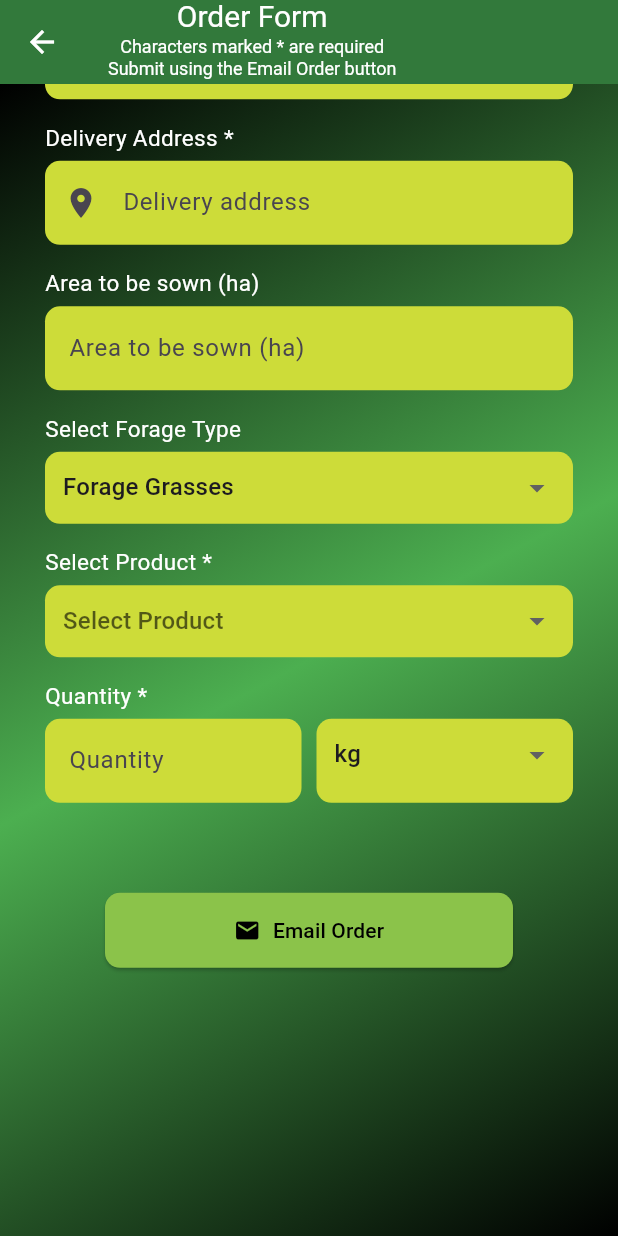
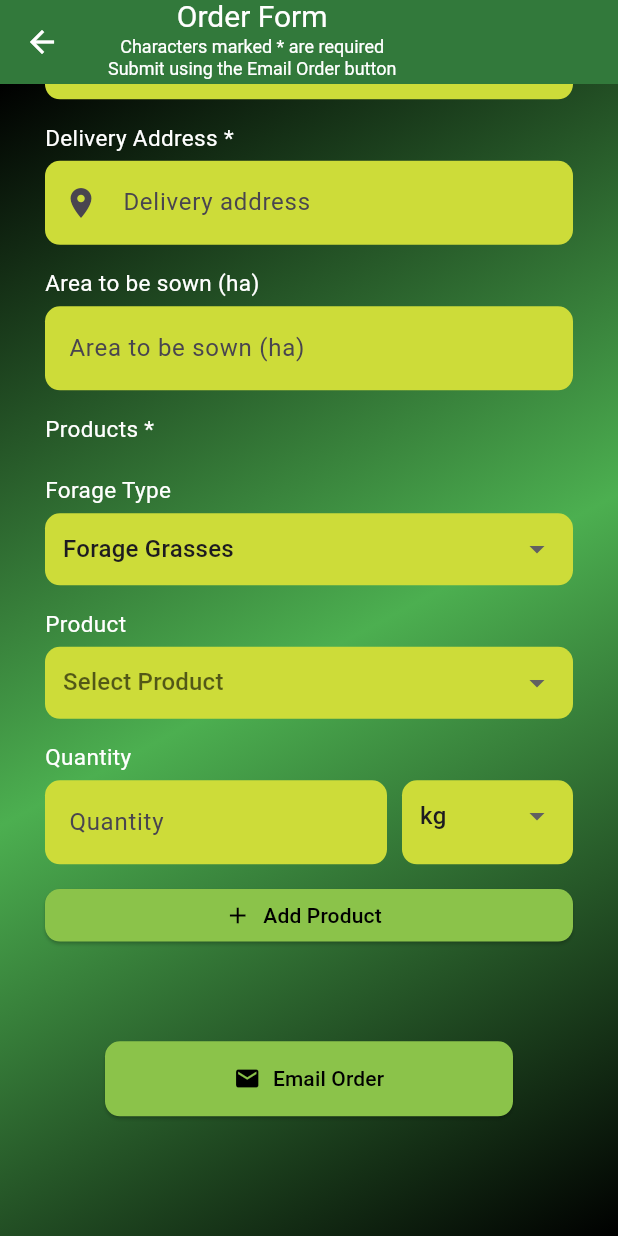
Before and after one commit to NickCameron53/south_african_cropmark, a Flutter app: the screen it shows after launch, item 4 of the bottom bar chosen, scrolled down 576 dp, on a phone screen of 412 x 824 dp. Run offline on Flutter 3.47's test engine with Material 3 defaults, Android fonts, the light colour scheme and no system bars; our stand-ins replace flutter_map, flutter_swiper_view, font_awesome_flutter, latlong2, location, material_design_icons_flutter; missing offline and left inert: flutter_email_sender.

Commit message:
update to order form

```diff
--- a/lib/orders/orderform.dart
+++ b/lib/orders/orderform.dart
@@ -20,6 +20,20 @@ class MyApp extends StatelessWidget {
   }
 }
 
+class ProductItem {
+  String forageType;
+  String product;
+  String quantity;
+  String unit;
+
+  ProductItem({
+    required this.forageType,
+    required this.product,
+    required this.quantity,
+    required this.unit,
+  });
+}
+
 class OrderForm extends StatefulWidget {
   @override
   _OrderFormState createState() => _OrderFormState();
@@ -32,14 +46,15 @@ class _OrderFormState extends State<OrderForm> {
   final firstname = TextEditingController();
   final secondname = TextEditingController();
   final phonenum = TextEditingController();
-  final amount = TextEditingController();
   final deliveryaddress = TextEditingController();
   final areasown = TextEditingController();
   final emailController = TextEditingController();
 
-  String unit = 'kg';
+  List<ProductItem> products = [];
   String _selectedForageType = 'Forage Grasses';
   String _selectedProduct = '';
+  final _quantityController = TextEditingController();
+  String _selectedUnit = 'kg';
 
   List<String> _forageTypes = [
     'Forage Grasses',
@@ -90,7 +105,7 @@ class _OrderFormState extends State<OrderForm> {
       'Kokomo',
     ],
     'Other': [
-      '',
+      'Other Product',
     ],
   };
 
@@ -103,13 +118,46 @@ class _OrderFormState extends State<OrderForm> {
     }).toList();
   }
 
-  List<DropdownMenuItem<String>> _buildProductItems() {
-    return _products[_selectedForageType]!.map((product) {
+  List<DropdownMenuItem<String>> _buildProductItems(String forageType) {
+    return _products[forageType]!.map((product) {
       return DropdownMenuItem(
         value: product,
         child: Text(product),
       );
     }).toList();
+  }
+
+  void _addProduct() {
+    if (_selectedProduct.isEmpty || _quantityController.text.isEmpty) {
+      ScaffoldMessenger.of(context).showSnackBar(
+        SnackBar(
+          content: Text('Please select a product and enter quantity'),
+          backgroundColor: Colors.red,
+          duration: Duration(seconds: 3),
+        ),
+      );
+      return;
+    }
+
+    setState(() {
+      products.add(ProductItem(
+        forageType: _selectedForageType,
+        product: _selectedProduct,
+        quantity: _quantityController.text,
+        unit: _selectedUnit,
+      ));
+
+      // Reset form for next product
+      _selectedProduct = '';
+      _quantityController.clear();
+      _selectedUnit = 'kg';
+    });
+  }
+
+  void _removeProduct(int index) {
+    setState(() {
+      products.removeAt(index);
+    });
   }
 
   void _showValidationError(String fieldName) {
@@ -145,12 +193,8 @@ class _OrderFormState extends State<OrderForm> {
       _showValidationError('Delivery Address');
       return false;
     }
-    if (_selectedProduct.isEmpty) {
-      _showValidationError('Product');
-      return false;
-    }
-    if (amount.text.isEmpty) {
-      _showValidationError('Quantity');
+    if (products.isEmpty) {
+      _showValidationError('At least one product');
       return false;
     }
     return true;
@@ -167,10 +211,14 @@ class _OrderFormState extends State<OrderForm> {
     var _phonenum = phonenum.text;
     var _deliveryaddress = deliveryaddress.text;
     var _areasown = areasown.text;
-    var _product = _selectedProduct;
-    var _amount = amount.text;
-    var _unit = unit;
     var _emailText = emailController.text;
+
+    // Build products list
+    String productsList = '';
+    for (int i = 0; i < products.length; i++) {
+      var product = products[i];
+      productsList += 'Product ${i + 1}: ${product.product} - ${product.quantity} ${product.unit}\n';
+    }
 
     var inputMessage = 'Date: $_date\n\n'
         'Client: $_firstname $_secondname\n\n'
@@ -178,7 +226,7 @@ class _OrderFormState extends State<OrderForm> {
         'Phone: $_phonenum\n\n'
         'Delivery address: $_deliveryaddress\n\n'
         'Area to be sown: $_areasown ha\n\n'
-        'Product: $_product $_amount $_unit\n\n';
+        'PRODUCTS:\n$productsList\n';
 
     Email email = Email(
       body: inputMessage,
@@ -277,7 +325,7 @@ class _OrderFormState extends State<OrderForm> {
                 // Phone field
                 _buildLabel('Phone Number *'),
                 _buildTextField(phonenum, '000 000 0000', true,
-                    showPhoneIcon: true),
+                    showPhoneIcon: true, keyboardType: TextInputType.phone),
 
                 // Delivery address
                 _buildLabel('Delivery Address *'),
@@ -286,32 +334,32 @@ class _OrderFormState extends State<OrderForm> {
 
                 // Area to be sown
                 _buildLabel('Area to be sown (ha)'),
-                _buildTextField(areasown, 'Area to be sown (ha)', false),
+                _buildTextField(areasown, 'Area to be sown (ha)', false,
+                    keyboardType: TextInputType.number),
 
-                // Forage type dropdown
-                _buildLabel('Select Forage Type'),
-                _buildForageTypeDropdown(),
+                // Products section
+                _buildLabel('Products *'),
 
-                // Product dropdown
-                _buildLabel('Select Product *'),
-                _buildProductDropdown(),
+                // Display added products
+                if (products.isNotEmpty) ...[
+                  _buildProductsList(),
+                  SizedBox(height: 20),
+                ],
 
-                // Quantity and unit
-                _buildLabel('Quantity *'),
-                IntrinsicHeight(
-                  child: Row(
-                    crossAxisAlignment: CrossAxisAlignment.stretch,
-                    children: [
-                      Expanded(
-                        flex: 1,
-                        child: _buildTextField(amount, 'Quantity', true),
+                // Add product form
+                _buildAddProductForm(),
+
+                // Add product button
+                Container(
+                  margin: EdgeInsets.only(top: 10),
+                  child: ElevatedButton.icon(
+                    icon: Icon(Icons.add),
+                    label: Text("Add Product"),
+                    onPressed: _addProduct,
+                    style: ElevatedButton.styleFrom(
+                      backgroundColor: Colors.lightGreen,
+                      foregroundColor: Colors.black,
                     ),
-                      SizedBox(width: 10),
-                      Expanded(
-                        flex: 1,
-                        child: _buildUnitDropdown(),
-                      ),
-                    ],
                   ),
                 ),
 
@@ -338,6 +386,65 @@ class _OrderFormState extends State<OrderForm> {
     );
   }
 
+  Widget _buildProductsList() {
+    return Column(
+      children: [
+        for (int i = 0; i < products.length; i++)
+          Card(
+            color: Colors.lime[100],
+            margin: EdgeInsets.symmetric(vertical: 5),
+            child: ListTile(
+              title: Text(
+                '${products[i].product}',
+                style: TextStyle(fontWeight: FontWeight.bold),
+              ),
+              subtitle: Text(
+                '${products[i].quantity} ${products[i].unit} (${products[i].forageType})',
+              ),
+              trailing: IconButton(
+                icon: Icon(Icons.delete, color: Colors.red),
+                onPressed: () => _removeProduct(i),
+              ),
+            ),
+          ),
+      ],
+    );
+  }
+
+  Widget _buildAddProductForm() {
+    return Column(
+      children: [
+        // Forage type dropdown
+        _buildLabel('Forage Type'),
+        _buildForageTypeDropdown(),
+
+        // Product dropdown
+        _buildLabel('Product'),
+        _buildProductDropdown(),
+
+        // Quantity and unit
+        _buildLabel('Quantity'),
+        IntrinsicHeight(
+          child: Row(
+            crossAxisAlignment: CrossAxisAlignment.stretch,
+            children: [
+              Expanded(
+                flex: 2,
+                child: _buildTextField(_quantityController, 'Quantity', false,
+                    keyboardType: TextInputType.number),
+              ),
+              SizedBox(width: 10),
+              Expanded(
+                flex: 1,
+                child: _buildUnitDropdown(),
+              ),
+            ],
+          ),
+        ),
+      ],
+    );
+  }
+
   Widget _buildLabel(String text) {
     return Container(
       alignment: Alignment.centerLeft,
@@ -354,7 +461,8 @@ class _OrderFormState extends State<OrderForm> {
       {bool showPersonIcon = false,
         bool showEmailIcon = false,
         bool showPhoneIcon = false,
-      bool showAddressIcon = false}) {
+        bool showAddressIcon = false,
+        TextInputType keyboardType = TextInputType.text}) {
     return TextFormField(
       controller: controller,
       decoration: InputDecoration(
@@ -373,6 +481,7 @@ class _OrderFormState extends State<OrderForm> {
         ),
       ),
       style: TextStyle(color: Colors.black),
+      keyboardType: keyboardType,
     );
   }
 
@@ -436,7 +545,7 @@ class _OrderFormState extends State<OrderForm> {
       child: DropdownButton<String>(
         value: _selectedProduct.isEmpty ? null : _selectedProduct,
         isExpanded: true,
-        items: _buildProductItems(),
+        items: _buildProductItems(_selectedForageType),
         onChanged: (value) {
           setState(() {
             _selectedProduct = value!;
@@ -457,7 +566,7 @@ class _OrderFormState extends State<OrderForm> {
         ),
         padding: EdgeInsets.symmetric(horizontal: 12),
         child: DropdownButton<String>(
-        value: unit,
+          value: _selectedUnit,
           isExpanded: true,
           items: <String>['kg', 'tonnes', 'seeds'].map((String value) {
             return DropdownMenuItem<String>(
@@ -467,12 +576,11 @@ class _OrderFormState extends State<OrderForm> {
           }).toList(),
           onChanged: (value) {
             setState(() {
-            unit = value!;
+              _selectedUnit = value!;
             });
           },
           dropdownColor: Colors.lime[500],
           underline: SizedBox(),
-      ),
-    );
+        ),);
   }
 }
```
Lines whose indentation alone changed are shown as unchanged.
